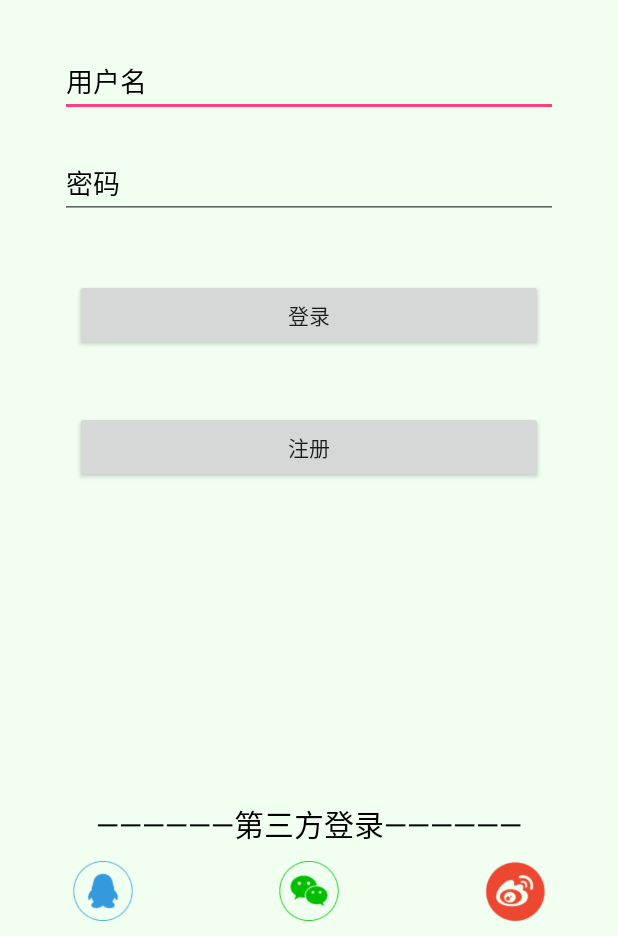
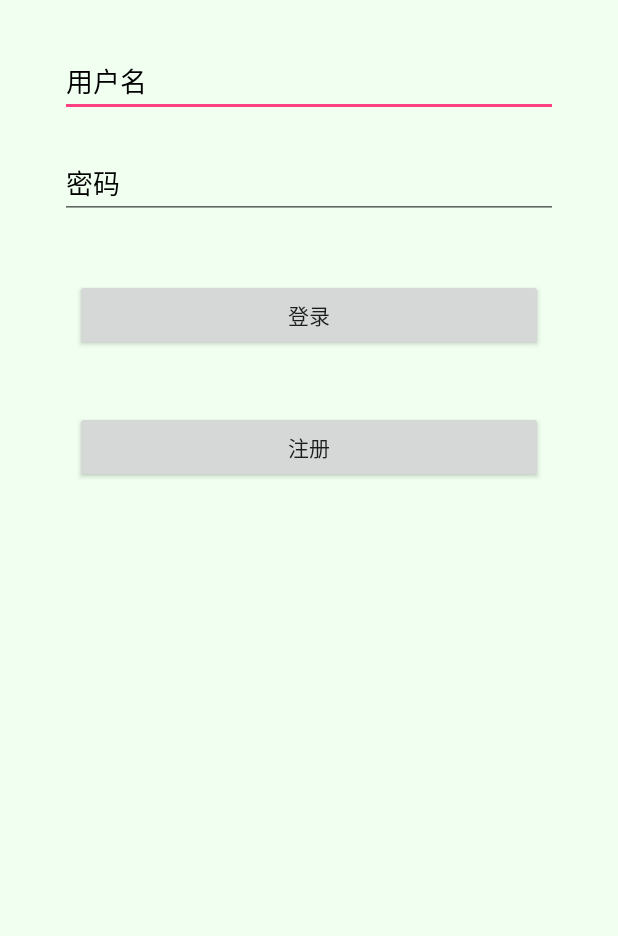
Before and after one commit to JamesHujy/SimpleNewsApp, an Android app: the screen it shows after launch (LoginActivity), on a phone screen of 412 x 824 dp, the part 300-1236 px from its top. Run offline under Robolectric (Android 15) with nearby library versions, the phone set to English and light mode, and no system bars.

Commit message:
debug picture show bug

```diff
--- a/app/src/main/AndroidManifest.xml
+++ b/app/src/main/AndroidManifest.xml
@@ -5,7 +5,7 @@
     <application
         android:allowBackup="true"
         android:icon="@mipmap/ic_launcher"
-        android:label="大白新闻"
+        android:label="胡锦毅_News"
         android:roundIcon="@mipmap/ic_launcher_round"
         android:usesCleartextTraffic="true"
         android:supportsRtl="true">
--- a/app/src/main/java/com/example/simplenewsapp/Activity/ShowNewsActivity.java
+++ b/app/src/main/java/com/example/simplenewsapp/Activity/ShowNewsActivity.java
@@ -459,10 +459,16 @@ public class ShowNewsActivity extends Activity implements View.OnClickListener,
             break;
             case R.id.share_wechat_pic:
             {
-                Intent i = new Intent(Intent.ACTION_SEND);
-                i.putExtra(Intent.EXTRA_STREAM, Uri.parse(MediaStore.Images.Media.insertImage(getContentResolver(), bitmap, null, null)));
-                i.setType("image/*");
-                startActivity(Intent.createChooser(i, "lnntql!"));
+                try{
+                    Intent i = new Intent(Intent.ACTION_SEND);
+                    i.putExtra(Intent.EXTRA_STREAM, Uri.parse(MediaStore.Images.Media.insertImage(getContentResolver(), bitmap, null, null)));
+                    i.setType("image/*");
+                    startActivity(Intent.createChooser(i, "lnntql!"));
+                }
+                finally {
+                    Toast.makeText(this,"分享失败",Toast.LENGTH_SHORT).show();
+                }
+
             }
             break;
             case R.id.share_wechat_word:
--- a/app/src/main/res/layout/activity_login.xml
+++ b/app/src/main/res/layout/activity_login.xml
@@ -60,49 +60,4 @@
         android:layout_marginTop="40dp"
         android:text="注册" />
 
-
-    <LinearLayout
-        android:layout_width="match_parent"
-        android:layout_height="match_parent"
-        android:layout_marginTop="60dp"
-        android:gravity="bottom"
-        android:orientation="vertical">
-
-        <TextView
-            android:layout_width="match_parent"
-            android:layout_height="wrap_content"
-            android:layout_margin="10dp"
-            android:gravity="center"
-            android:text="——————第三方登录——————"
-            android:textColor="@color/colorBlack"
-            android:textSize="20sp" />
-
-        <LinearLayout
-            android:layout_width="match_parent"
-            android:layout_height="50dp"
-            android:orientation="horizontal">
-
-            <ImageView
-                android:layout_width="0dp"
-                android:layout_height="match_parent"
-                android:layout_marginBottom="10dp"
-                android:layout_weight="1"
-                android:src="@drawable/qq" />
-
-            <ImageView
-                android:layout_width="0dp"
-                android:layout_height="match_parent"
-                android:layout_marginBottom="10dp"
-                android:layout_weight="1"
-                android:src="@drawable/wechat" />
-
-            <ImageView
-                android:layout_width="0dp"
-                android:layout_height="match_parent"
-                android:layout_marginBottom="10dp"
-                android:layout_weight="1"
-                android:src="@drawable/weibo" />
-        </LinearLayout>
-    </LinearLayout>
-
 </LinearLayout>
```
